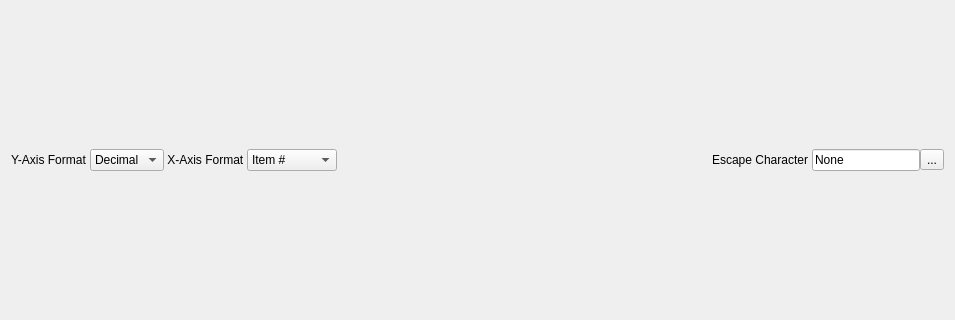
schwemmdx/rs232-tool, file osziview.ui: the form before one commit; both pictures show x 0 to 955 and y 154 to 474 of the 955 by 629 pixel window.
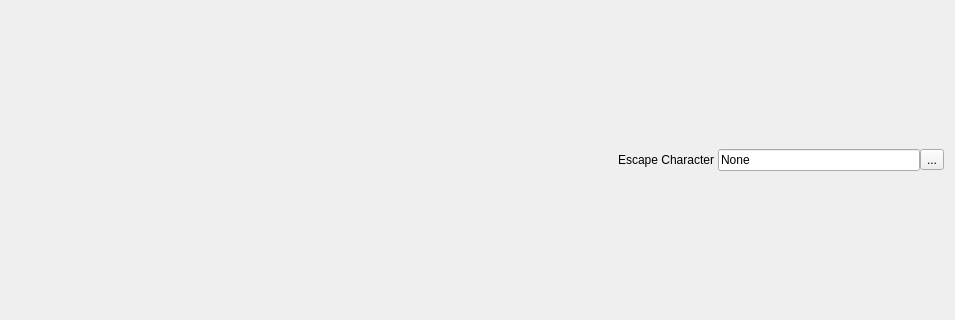
The form after the commit. Icons and pictures are not drawn.

Commit message: imporovements on graph layout and filtering

Patch:
```diff
--- a/osziview.ui
+++ b/osziview.ui
@@ -22,51 +22,31 @@
      <property name="spacing">
       <number>0</number>
      </property>
-     <item row="2" column="2">
-      <widget class="QLabel" name="label">
-       <property name="text">
-        <string>Y-Axis Format </string>
-       </property>
-      </widget>
+     <item row="0" column="0" colspan="9">
+      <layout class="QGridLayout" name="graph_Layout"/>
      </item>
-     <item row="2" column="16">
-      <widget class="QLineEdit" name="escapeCmd">
-       <property name="text">
-        <string>None</string>
-       </property>
-      </widget>
-     </item>
-     <item row="2" column="17">
+     <item row="2" column="8">
       <widget class="QToolButton" name="toolButton">
        <property name="text">
         <string>...</string>
        </property>
       </widget>
      </item>
-     <item row="2" column="14">
-      <spacer name="horizontalSpacer_6">
-       <property name="orientation">
-        <enum>Qt::Horizontal</enum>
+     <item row="2" column="7">
+      <widget class="QLineEdit" name="escapeCmd">
+       <property name="text">
+        <string>None</string>
        </property>
-       <property name="sizeHint" stdset="0">
-        <size>
-         <width>40</width>
-         <height>20</height>
-        </size>
-       </property>
-      </spacer>
+      </widget>
      </item>
-     <item row="0" column="1" colspan="17">
-      <layout class="QGridLayout" name="graph_Layout"/>
-     </item>
-     <item row="2" column="15">
+     <item row="2" column="6">
       <widget class="QLabel" name="label_2">
        <property name="text">
         <string>Escape Character </string>
        </property>
       </widget>
      </item>
-     <item row="2" column="13">
+     <item row="2" column="0">
       <spacer name="horizontalSpacer">
        <property name="orientation">
         <enum>Qt::Horizontal</enum>
@@ -79,7 +59,7 @@
        </property>
       </spacer>
      </item>
-     <item row="2" column="8">
+     <item row="2" column="1">
       <spacer name="horizontalSpacer_2">
        <property name="orientation">
         <enum>Qt::Horizontal</enum>
@@ -92,50 +72,15 @@
        </property>
       </spacer>
      </item>
-     <item row="2" column="7">
-      <widget class="QComboBox" name="comboBox">
-       <item>
-        <property name="text">
-         <string>Item #</string>
-        </property>
-       </item>
-       <item>
-        <property name="text">
-         <string>Timestamp</string>
-        </property>
-       </item>
-      </widget>
-     </item>
-     <item row="2" column="3">
-      <widget class="QComboBox" name="yValueTypeBox">
-       <item>
-        <property name="text">
-         <string>Decimal</string>
-        </property>
-       </item>
-       <item>
-        <property name="text">
-         <string>Hex</string>
-        </property>
-       </item>
-      </widget>
-     </item>
-     <item row="2" column="6">
-      <widget class="QLabel" name="label_3">
-       <property name="text">
-        <string> X-Axis Format </string>
-       </property>
-      </widget>
-     </item>
-     <item row="2" column="9">
+     <item row="2" column="2">
       <spacer name="horizontalSpacer_3">
        <property name="orientation">
         <enum>Qt::Horizontal</enum>
        </property>
        <property name="sizeHint" stdset="0">
         <size>
-         <width>1</width>
-         <height>1</height>
+         <width>40</width>
+         <height>20</height>
         </size>
        </property>
       </spacer>
```
Left out of the diff: 12 changed lines with no effect on the pictures. The commit also changes 2 other files.
